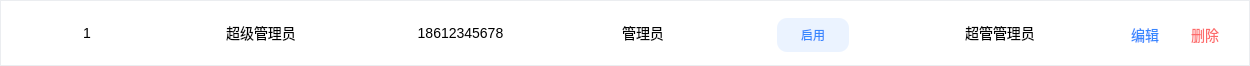
shilinnull/BiliVideoPlayer, file client/BiliVideoPlayerSystem/roletableitem.ui: the form before one commit.
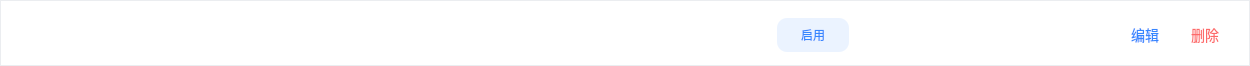
The form after the commit.

Commit message: 系统页面用户视频列表、获取状态视频列表、播放视频支持、审核视频、视频上架、视频下架、视频审核上架、视频审核下架、管理员信息、通过手机号获取管理员信息、通过状态获取管理员信息、管理员信息同步与获取、新增管理员、编辑管理员信息、启用或禁用管理员信息、删除管理员

Patch:
```diff
--- a/client/BiliVideoPlayerSystem/roletableitem.ui
+++ b/client/BiliVideoPlayerSystem/roletableitem.ui
@@ -67,7 +67,7 @@
        </rect>
       </property>
       <property name="text">
-       <string>1</string>
+       <string/>
       </property>
       <property name="alignment">
        <set>Qt::AlignmentFlag::AlignCenter</set>
@@ -83,7 +83,7 @@
        </rect>
       </property>
       <property name="text">
-       <string>18612345678</string>
+       <string/>
       </property>
       <property name="alignment">
        <set>Qt::AlignmentFlag::AlignCenter</set>
@@ -99,7 +99,7 @@
        </rect>
       </property>
       <property name="text">
-       <string>管理员</string>
+       <string/>
       </property>
       <property name="alignment">
        <set>Qt::AlignmentFlag::AlignCenter</set>
@@ -138,7 +138,7 @@
        </rect>
       </property>
       <property name="text">
-       <string>超管管理员</string>
+       <string/>
       </property>
       <property name="alignment">
        <set>Qt::AlignmentFlag::AlignCenter</set>
@@ -186,7 +186,7 @@
        </rect>
       </property>
       <property name="text">
-       <string>超级管理员</string>
+       <string/>
       </property>
       <property name="alignment">
        <set>Qt::AlignmentFlag::AlignCenter</set>
```
The commit also changes 29 other files.
